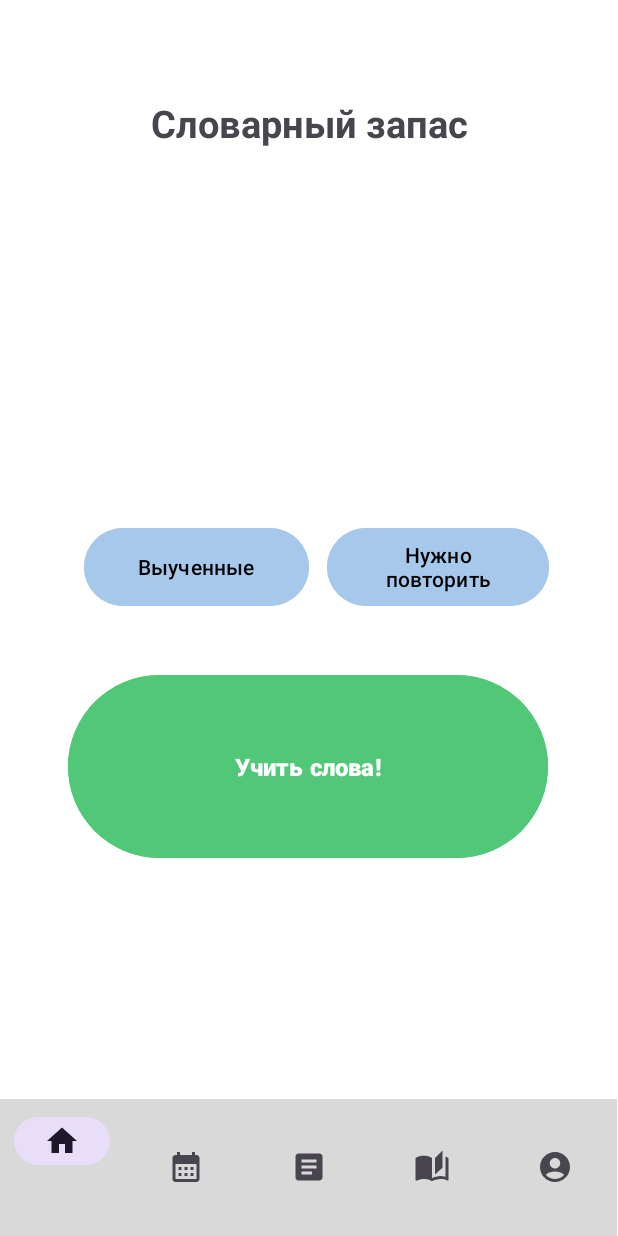
After one commit to RacconTukTIk/Unlock-English, an Android app: the fragment VocabularyFragment placed in its activity, on a phone screen of 412 x 824 dp. The commit adds this screen. Run offline under Robolectric (Android 15) with nearby library versions, the phone set to English and light mode, and no system bars.

Commit message:
Vocabulary Screen

```diff
--- a/app/src/main/java/com/example/application/BottomNavigationActivity.kt
+++ b/app/src/main/java/com/example/application/BottomNavigationActivity.kt
@@ -30,6 +30,7 @@ class BottomNavigationActivity : AppCompatActivity()
                 R.id.dictionary -> replaceFragment(DictMainFragment())
                 R.id.account -> replaceFragment(AccountMainFragment())
                 R.id.calendar -> replaceFragment(CalendarFragment())
+                R.id.vocabulaty -> replaceFragment(VocabularyFragment())
 
                 else -> false
             }
--- /dev/null
+++ b/app/src/main/java/com/example/application/VocabularyFragment.kt
@@ -0,0 +1,62 @@
+package com.example.application
+
+import android.content.Intent
+import android.os.Bundle
+import android.view.LayoutInflater
+import android.view.View
+import android.view.ViewGroup
+import android.widget.Button
+import android.widget.Toast
+import androidx.fragment.app.Fragment
+import com.example.application.R
+
+class VocabularyFragment : Fragment() {
+
+    override fun onCreateView(
+        inflater: LayoutInflater,
+        container: ViewGroup?,
+        savedInstanceState: Bundle?
+    ): View? {
+        // Надуваем макет для фрагмента
+        val view = inflater.inflate(R.layout.fragment_vocabulary, container, false)
+
+        // Находим кнопки в макете
+        val learnedButton: Button = view.findViewById(R.id.button_learned)
+        val needToRepeatButton: Button = view.findViewById(R.id.button_need_to_repeat)
+        val reminderButton: Button = view.findViewById(R.id.button_learnWords)
+
+        // Обработчик клика для кнопки "Выученные"
+        learnedButton.setOnClickListener {
+            // Действие при нажатии на кнопку "Выученные"
+            Toast.makeText(requireContext(), "Выученные", Toast.LENGTH_SHORT).show()
+            // Пример перехода на другую активность или фрагмент
+            // val intent = Intent(requireActivity(), LearnedActivity::class.java)
+            // startActivity(intent)
+        }
+
+        // Обработчик клика для кнопки "Нужно повторить"
+        needToRepeatButton.setOnClickListener {
+            // Действие при нажатии на кнопку "Нужно повторить"
+            Toast.makeText(requireContext(), "Нужно повторить", Toast.LENGTH_SHORT).show()
+            // Пример перехода на другую активность или фрагмент
+            // val intent = Intent(requireActivity(), RepeatActivity::class.java)
+            // startActivity(intent)
+        }
+
+        // Обработчик клика для кнопки "Учить слова"
+        reminderButton.setOnClickListener {
+            // Действие при нажатии на кнопку "Учить слова"
+            Toast.makeText(requireContext(), "Учить слова!", Toast.LENGTH_SHORT).show()
+            // Пример перехода на другую активность или фрагмент
+            // val intent = Intent(requireActivity(), ReminderActivity::class.java)
+            // startActivity(intent)
+        }
+
+        return view
+    }
+
+    companion object {
+        @JvmStatic
+        fun newInstance() = VocabularyFragment()
+    }
+}
--- /dev/null
+++ b/app/src/main/res/layout/fragment_vocabulary.xml
@@ -0,0 +1,73 @@
+<?xml version="1.0" encoding="utf-8"?>
+<androidx.constraintlayout.widget.ConstraintLayout xmlns:android="http://schemas.android.com/apk/res/android"
+    xmlns:app="http://schemas.android.com/apk/res-auto"
+    xmlns:tools="http://schemas.android.com/tools"
+    android:id="@+id/main"
+    android:layout_width="match_parent"
+    android:layout_height="match_parent"
+    android:background="@color/white"
+    android:orientation="vertical">
+
+    <TextView
+        android:layout_width="wrap_content"
+        android:layout_height="wrap_content"
+        android:layout_gravity="center"
+        android:layout_marginTop="64dp"
+        android:layout_marginBottom="20dp"
+        android:fontFamily="@font/inter_bold"
+        android:text="Словарный запас"
+        android:textSize="25sp"
+        android:textStyle="bold"
+        app:layout_constraintBottom_toTopOf="@+id/rectangle"
+        app:layout_constraintEnd_toEndOf="parent"
+        app:layout_constraintStart_toStartOf="parent"
+        app:layout_constraintTop_toTopOf="parent"
+        app:layout_constraintVertical_bias="0.727" />
+
+    <Button
+        android:id="@+id/button_learnWords"
+        android:layout_width="320dp"
+        android:layout_height="130dp"
+        android:layout_gravity="center"
+        android:layout_marginTop="396dp"
+        android:layout_marginBottom="248dp"
+        android:backgroundTint="#50c878"
+        android:text="Учить слова!"
+        android:textSize="16sp"
+        android:textStyle="bold"
+        app:layout_constraintBottom_toBottomOf="parent"
+        app:layout_constraintEnd_toEndOf="parent"
+        app:layout_constraintHorizontal_bias="0.494"
+        app:layout_constraintStart_toStartOf="parent"
+        app:layout_constraintTop_toBottomOf="@+id/rectangle"
+        app:layout_constraintVertical_bias="0.0" />
+
+    <Button
+        android:id="@+id/button_learned"
+        android:layout_width="150dp"
+        android:layout_height="60dp"
+        android:layout_marginBottom="120dp"
+        android:backgroundTint="#A6C8EB"
+        android:text="Выученные"
+        android:textColor="#000000"
+        android:translationY="-48dp"
+        app:layout_constraintBottom_toBottomOf="@+id/button_learnWords"
+        app:layout_constraintEnd_toEndOf="parent"
+        app:layout_constraintHorizontal_bias="0.214"
+        app:layout_constraintStart_toStartOf="parent" />
+    <Button
+        android:id="@+id/button_need_to_repeat"
+        android:layout_width="148dp"
+        android:layout_height="60dp"
+        android:layout_marginBottom="72dp"
+        android:backgroundTint="#A6C8EB"
+        android:text="Нужно повторить"
+        android:textColor="#000000"
+        android:translationY="-96dp"
+        app:layout_constraintBottom_toBottomOf="@+id/button_learnWords"
+        app:layout_constraintEnd_toEndOf="parent"
+        app:layout_constraintHorizontal_bias="0.825"
+        app:layout_constraintStart_toStartOf="parent" />
+
+
+</androidx.constraintlayout.widget.ConstraintLayout>
```
